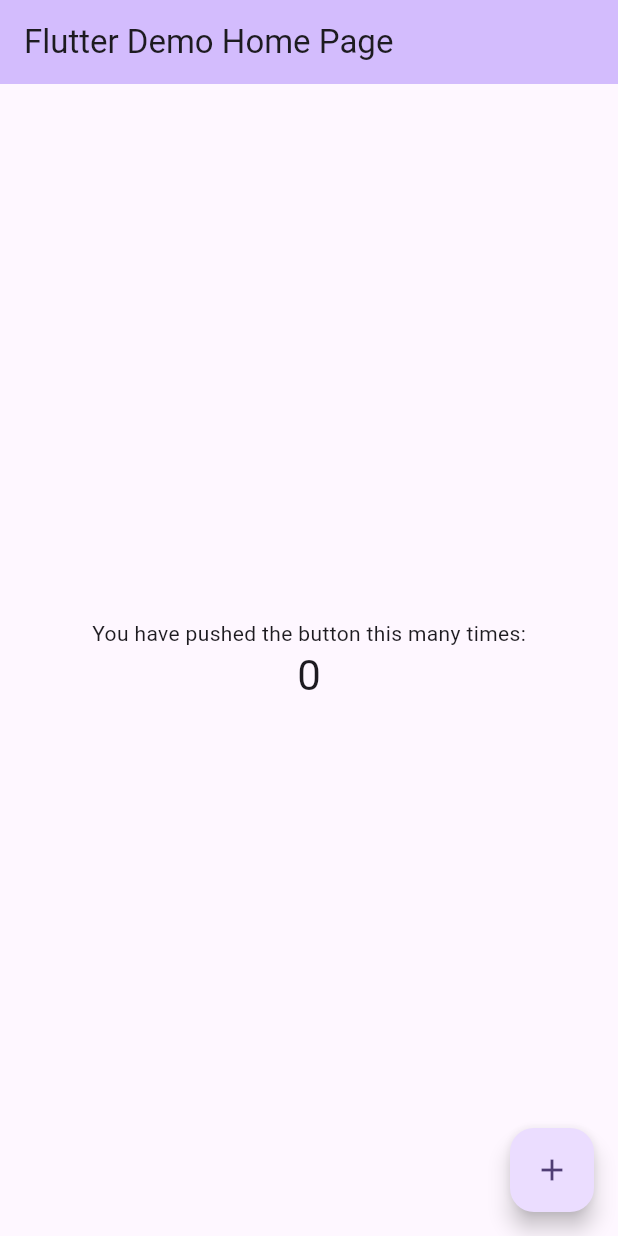
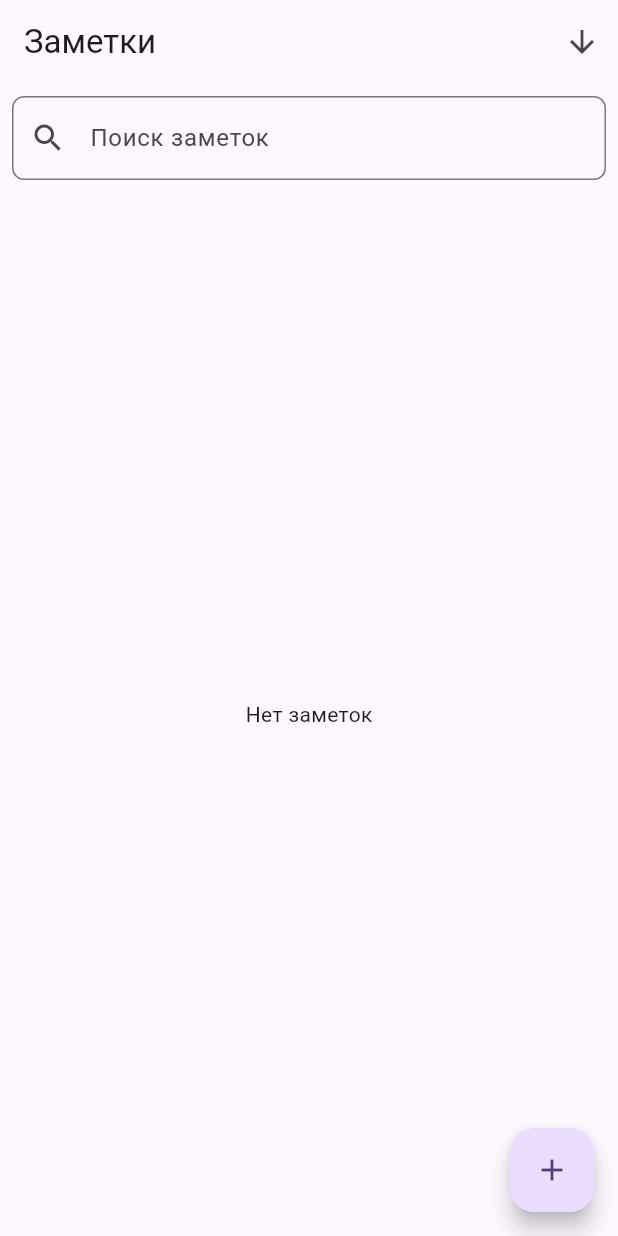
Before and after one commit to EbriusQuasimodo/test_notes, a Flutter app: the screen it shows after launch, on a phone screen of 412 x 824 dp. Run offline on Flutter 3.47's test engine with Material 3 defaults, Android fonts, the phone set to English and light mode, and no system bars; our stand-ins replace bloc, flutter_bloc, isar; accounts and stored records are empty; generated files the repository leaves out were written again.

Commit message:
add notes

```diff
--- /dev/null
+++ b/lib/domain/note_entity.dart
@@ -0,0 +1,25 @@
+class NoteEntity {
+  final String id;
+  final String title;
+  final String content;
+  final DateTime createdAt;
+  NoteEntity({
+    required this.id,
+    required this.title,
+    required this.content,
+    required this.createdAt,
+  });
+  NoteEntity copyWith({
+    String? id,
+    String? title,
+    String? content,
+    DateTime? createdAt,
+  }) {
+    return NoteEntity(
+      id: id ?? this.id,
+      title: title ?? this.title,
+      content: content ?? this.content,
+      createdAt: createdAt ?? this.createdAt,
+    );
+  }
+}
--- a/lib/main.dart
+++ b/lib/main.dart
@@ -1,66 +1,40 @@
 import 'package:flutter/material.dart';
+import 'package:flutter_bloc/flutter_bloc.dart';
+import 'package:intl/date_symbol_data_local.dart';
+import 'package:test_todo/data/isar_database.dart';
+import 'package:test_todo/data/note_repository_impl.dart';
+import 'package:test_todo/domain/notes_repository.dart';
+import 'package:test_todo/presentation/notes_list/bloc/notes_bloc.dart';
+import 'package:test_todo/presentation/notes_list/notes_list_view.dart';
 
-void main() {
-  runApp(const MyApp());
+void main() async {
+  WidgetsFlutterBinding.ensureInitialized();
+  final isarDatabase = IsarDatabase();
+  await isarDatabase.init();
+  NoteRepository noteRepository = NoteRepositoryImpl(
+    isarDatabase: isarDatabase,
+  );
+  initializeDateFormatting();
+  runApp(MyApp(noteRepository: noteRepository));
 }
 
 class MyApp extends StatelessWidget {
-  const MyApp({super.key});
-
+  final NoteRepository noteRepository;
+  const MyApp({super.key, required this.noteRepository});
   @override
   Widget build(BuildContext context) {
-    return MaterialApp(
-      title: 'Flutter Demo',
-      theme: ThemeData(
-        colorScheme: ColorScheme.fromSeed(seedColor: Colors.deepPurple),
-      ),
-      home: const MyHomePage(title: 'Flutter Demo Home Page'),
-    );
-  }
-}
+    return BlocProvider(
+      create:
+          (_) =>
+              NotesBloc(noteRepository: noteRepository)
+                ..add(LoadNotes(sortDesc: true)),
 
-class MyHomePage extends StatefulWidget {
-  const MyHomePage({super.key, required this.title});
-
-  final String title;
-
-  @override
-  State<MyHomePage> createState() => _MyHomePageState();
-}
-
-class _MyHomePageState extends State<MyHomePage> {
-  int _counter = 0;
-
-  void _incrementCounter() {
-    setState(() {
-      _counter++;
-    });
-  }
-
-  @override
-  Widget build(BuildContext context) {
-    return Scaffold(
-      appBar: AppBar(
-        backgroundColor: Theme.of(context).colorScheme.inversePrimary,
-
-        title: Text(widget.title),
-      ),
-      body: Center(
-        child: Column(
-          mainAxisAlignment: MainAxisAlignment.center,
-          children: <Widget>[
-            const Text('You have pushed the button this many times:'),
-            Text(
-              '$_counter',
-              style: Theme.of(context).textTheme.headlineMedium,
-            ),
-          ],
+      child: MaterialApp(
+        title: 'Flutter Notes',
+        theme: ThemeData(
+          colorScheme: ColorScheme.fromSeed(seedColor: Colors.deepPurple),
         ),
-      ),
-      floatingActionButton: FloatingActionButton(
-        onPressed: _incrementCounter,
-        tooltip: 'Increment',
-        child: const Icon(Icons.add),
+        home: NoteListScreen(noteRepository: noteRepository),
       ),
     );
   }
--- /dev/null
+++ b/lib/presentation/notes_list/bloc/notes_bloc.dart
@@ -0,0 +1,29 @@
+import 'package:bloc/bloc.dart';
+import 'package:meta/meta.dart';
+import 'package:test_todo/data/models/note_dto.dart';
+import 'package:test_todo/domain/note_entity.dart';
+import 'package:test_todo/domain/notes_repository.dart';
+
+part 'notes_event.dart';
+
+part 'notes_state.dart';
+
+class NotesBloc extends Bloc<NotesEvent, NotesState> {
+  final NoteRepository noteRepository;
+  NotesBloc({required this.noteRepository}) : super(NoteListInitial()) {
+    on<LoadNotes>((event, emit) async {
+      emit(NoteListLoading());
+      try {
+        final notes = await noteRepository.getNotes(
+            searchQuery: event.searchQuery, sortDesc: event.sortDesc);
+        emit(NoteListLoaded(notes));
+      } catch (e) {
+        emit(NoteListError("Ошибка загрузки заметок"));
+      }
+    });
+    on<DeleteNoteEvent>((event, emit) async {
+      await noteRepository.deleteNote(event.id);
+      add(LoadNotes());
+    });
+  }
+}
--- /dev/null
+++ b/lib/presentation/notes_list/bloc/notes_event.dart
@@ -0,0 +1,15 @@
+part of 'notes_bloc.dart';
+
+@immutable
+abstract class NotesEvent {}
+
+class LoadNotes extends NotesEvent {
+  final String? searchQuery;
+  final bool sortDesc;
+  LoadNotes({this.searchQuery, this.sortDesc = true});
+}
+
+class DeleteNoteEvent extends NotesEvent {
+  final String id;
+  DeleteNoteEvent(this.id);
+}
--- /dev/null
+++ b/lib/presentation/notes_list/bloc/notes_state.dart
@@ -0,0 +1,13 @@
+part of 'notes_bloc.dart';
+
+abstract class NotesState {}
+class NoteListInitial extends NotesState {}
+class NoteListLoading extends NotesState {}
+class NoteListLoaded extends NotesState {
+  final List<NoteEntity> notes;
+  NoteListLoaded(this.notes);
+}
+class NoteListError extends NotesState {
+  final String message;
+  NoteListError(this.message);
+}
--- /dev/null
+++ b/lib/presentation/notes_list/notes_list_view.dart
@@ -0,0 +1,168 @@
+import 'package:flutter/material.dart';
+import 'package:flutter_bloc/flutter_bloc.dart';
+import 'package:intl/intl.dart';
+import 'package:test_todo/domain/notes_repository.dart';
+import 'package:test_todo/presentation/notes_create_edit/notes_create_edit_view.dart';
+import 'package:test_todo/presentation/notes_list/bloc/notes_bloc.dart';
+
+class NoteListScreen extends StatefulWidget {
+  final NoteRepository noteRepository;
+  const NoteListScreen({Key? key, required this.noteRepository})
+    : super(key: key);
+  @override
+  _NoteListScreenState createState() => _NoteListScreenState();
+}
+
+class _NoteListScreenState extends State<NoteListScreen> {
+  late NotesBloc _noteListBloc;
+  final TextEditingController _searchController = TextEditingController();
+  bool _sortDesc = true;
+  @override
+  void initState() {
+    super.initState();
+    _noteListBloc = BlocProvider.of<NotesBloc>(context);
+  }
+
+  @override
+  void dispose() {
+    _searchController.dispose();
+    super.dispose();
+  }
+
+  void _onSearchChanged() {
+    _noteListBloc.add(
+      LoadNotes(searchQuery: _searchController.text, sortDesc: _sortDesc),
+    );
+  }
+
+  @override
+  Widget build(BuildContext context) {
+    return Scaffold(
+      appBar: AppBar(
+        title: Text("Заметки"),
+        actions: [
+          IconButton(
+            icon: Icon(_sortDesc ? Icons.arrow_downward : Icons.arrow_upward),
+            onPressed: () {
+              setState(() {
+                _sortDesc = !_sortDesc;
+              });
+              _noteListBloc.add(
+                LoadNotes(
+                  searchQuery: _searchController.text,
+                  sortDesc: _sortDesc,
+                ),
+              );
+            },
+          ),
+        ],
+      ),
+      body: Column(
+        children: [
+          Padding(
+            padding: EdgeInsets.all(8.0),
+            child: TextField(
+              controller: _searchController,
+              onChanged: (_) => _onSearchChanged(),
+              decoration: InputDecoration(
+                hintText: "Поиск заметок",
+                prefixIcon: Icon(Icons.search),
+                border: OutlineInputBorder(
+                  borderRadius: BorderRadius.circular(8.0),
+                ),
+              ),
+            ),
+          ),
+          Expanded(
+            child: BlocBuilder<NotesBloc, NotesState>(
+              builder: (context, state) {
+                if (state is NoteListLoading) {
+                  return Center(child: CircularProgressIndicator());
+                } else if (state is NoteListLoaded) {
+                  if (state.notes.isEmpty) {
+                    return Center(child: Text("Нет заметок"));
+                  }
+                  return ListView.builder(
+                    itemCount: state.notes.length,
+                    itemBuilder: (context, index) {
+                      final note = state.notes[index];
+                      return Dismissible(
+                        key: Key(note.id),
+                        background: Container(
+                          color: Colors.red,
+                          alignment: Alignment.centerLeft,
+                          padding: EdgeInsets.only(left: 20),
+                          child: Icon(Icons.delete, color: Colors.white),
+                        ),
+                        secondaryBackground: Container(
+                          color: Colors.red,
+                          alignment: Alignment.centerRight,
+                          padding: EdgeInsets.only(right: 20),
+                          child: Icon(Icons.delete, color: Colors.white),
+                        ),
+                        onDismissed: (_) {
+                          _noteListBloc.add(DeleteNoteEvent(note.id));
+                        },
+                        child: ListTile(
+                          title: Text(note.title),
+                          subtitle: Text(note.content),
+                          trailing: Text(
+                            '${DateFormat('dd MMM yyyy','ru').format(note.createdAt)}',
+                          ),
+                          onTap: () {
+                            Navigator.of(context)
+                                .push(
+                                  MaterialPageRoute(
+                                    builder:
+                                        (_) => NoteEditScreen(
+                                          noteRepository: widget.noteRepository,
+                                          noteId: note.id,
+                                        ),
+                                  ),
+                                )
+                                .then((_) {
+                                  _noteListBloc.add(
+                                    LoadNotes(
+                                      searchQuery: _searchController.text,
+                                      sortDesc: _sortDesc,
+                                    ),
+                                  );
+                                });
+                          },
+                        ),
+                      );
+                    },
+                  );
+                } else if (state is NoteListError) {
+                  return Center(child: Text(state.message));
+                }
+                return Container();
+              },
+            ),
+          ),
+        ],
+      ),
+      floatingActionButton: FloatingActionButton(
+        child: Icon(Icons.add),
+        onPressed: () {
+          Navigator.of(context)
+              .push(
+                MaterialPageRoute(
+                  builder:
+                      (_) =>
+                          NoteEditScreen(noteRepository: widget.noteRepository),
+                ),
+              )
+              .then((_) {
+                _noteListBloc.add(
+                  LoadNotes(
+                    searchQuery: _searchController.text,
+                    sortDesc: _sortDesc,
+                  ),
+                );
+              });
+        },
+      ),
+    );
+  }
+}
```
Also changed, not shown: lib/data/isar_database.dart (added, +16 -0 lines), lib/data/models/note_dto.dart (added, +37 -0 lines), lib/data/note_repository_impl.dart (added, +72 -0 lines), lib/domain/notes_repository.dart (added, +10 -0 lines), lib/presentation/notes_create_edit/bloc/note_create_edit_bloc.dart (added, +51 -0 lines), lib/presentation/notes_create_edit/bloc/note_create_edit_event.dart (added, +12 -0 lines), lib/presentation/notes_create_edit/bloc/note_create_edit_state.dart (added, +14 -0 lines), lib/presentation/notes_create_edit/notes_create_edit_view.dart (added, +92 -0 lines), pubspec.yaml (+8 -1 lines), lib/data/models/note_dto.g.dart (added), pubspec.lock, 17 other files.
